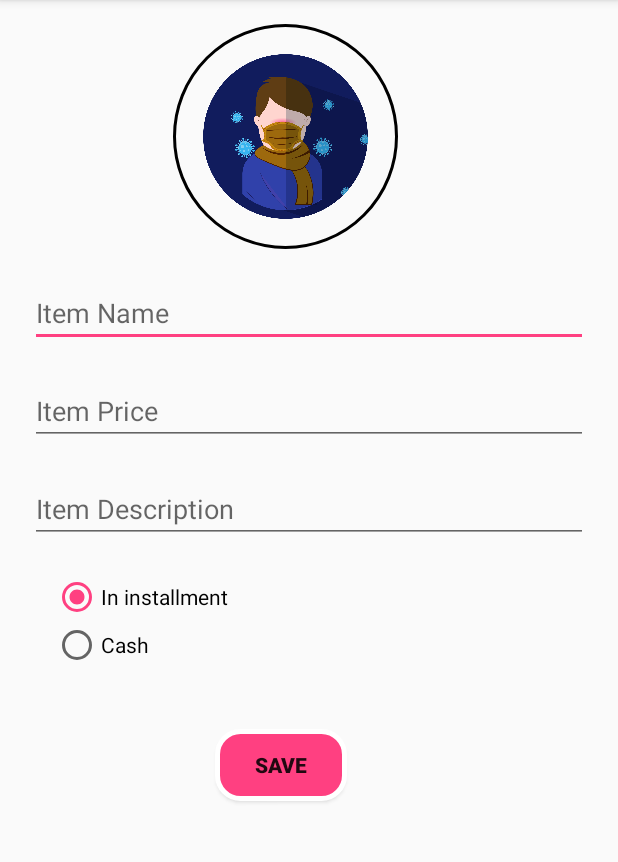
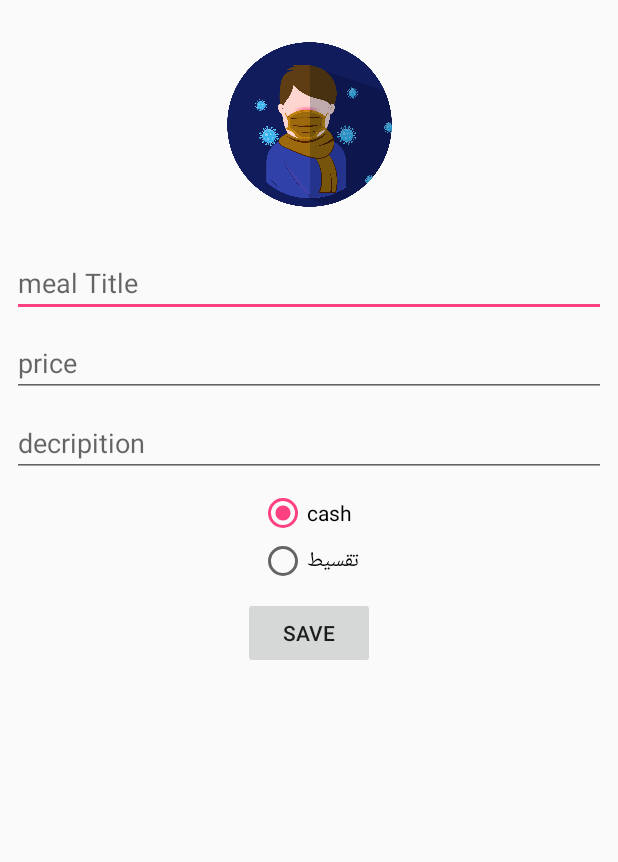
Before and after one commit to AhmedAfifi1999/Store_App, an Android app: the screen it shows after launch (AddProduct), on a phone screen of 412 x 824 dp, the part 84-946 px from its top. Run offline under Robolectric (Android 15) with nearby library versions, the phone set to English and light mode, and no system bars; our stand-ins replace CircleImageView.

Commit message:
solve radio button error with sqlLite DB

```diff
--- a/app/src/main/java/com/example/final_project/AddProduct.java
+++ b/app/src/main/java/com/example/final_project/AddProduct.java
@@ -2,7 +2,9 @@ package com.example.final_project;
 
 import androidx.appcompat.app.AppCompatActivity;
 
+import android.content.Intent;
 import android.os.Bundle;
+import android.util.Log;
 import android.view.View;
 import android.widget.Button;
 import android.widget.EditText;
@@ -11,46 +13,57 @@ import android.widget.RadioGroup;
 import android.widget.Toast;
 
 public class AddProduct extends AppCompatActivity {
-
+    private static final String TAG = "AddProduct";
     private StoreDB db;
-    private EditText ProductTitle, ProductPrice, ProductDescription;
-    private RadioGroup rg;
-    private RadioButton Cash, Installment;
-    private Button Save;
+     private EditText ProductTitle, ProductPrice, ProductDescription;
+     private RadioGroup rg;
+     private RadioButton Cash, Installment;
+     private Button Save;
 
     @Override
     protected void onCreate(Bundle savedInstanceState) {
         super.onCreate(savedInstanceState);
-        setContentView(R.layout.activity_add_product);
-        db = new StoreDB(this);
-        ProductTitle = findViewById(R.id.product_name);
-        ProductDescription=findViewById(R.id.product_description);
-        ProductPrice = findViewById(R.id.product_price);
-        rg = findViewById(R.id.radioGroup2);
-        Cash = findViewById(R.id.cash);
-        Installment = findViewById(R.id.installment);
-        Save = findViewById(R.id.save_product);
 
 
-
+        setContentView(R.layout.product_add);
+        db = new StoreDB(this);
+           ProductTitle = findViewById(R.id.product_add_name);
+        ProductDescription = findViewById(R.id.product_add_description);
+        ProductPrice = findViewById(R.id.product_add_price);
+        rg = findViewById(R.id.product_add_group);
+        Cash = findViewById(R.id.product_add_cash);
+        Installment = findViewById(R.id.product_add_installment);
+        Save = findViewById(R.id.product_add_save);
+        //TODO radiobutton get error when i change it
         Save.setOnClickListener(new View.OnClickListener() {
             @Override
             public void onClick(View v) {
                 String product_title = ProductTitle.getText().toString();
-                double product_price = Double.parseDouble(ProductPrice.getText().toString());
+                double product_price = Double.parseDouble(ProductPrice.getText().toString().equals("") ? ProductPrice.getText().toString() : "0.0");
                 String product_description = ProductDescription.getText().toString();
                 boolean isCash = Cash.isChecked();
-                //check if he insert using TextUtil
+                //TODO check if he insert using TextUtil
                 Product product = new Product(product_title, product_description, product_price, isCash);
                 boolean isSuccess = db.insertProduct(product);
-                Toast.makeText(AddProduct.this, "this insert is "+isSuccess, Toast.LENGTH_SHORT).show();
-
+                Toast.makeText(AddProduct.this, "this insert is " + isSuccess, Toast.LENGTH_SHORT).show();
                 long count = db.getProductCount();
-                Toast.makeText(AddProduct.this, "number of products is : "+count, Toast.LENGTH_SHORT).show();
-
-
+                Toast.makeText(AddProduct.this, "number of products is : " + count, Toast.LENGTH_SHORT).show();
+                Intent Main = new Intent(getBaseContext(), MainActivity.class);
+                startActivity(Main);
             }
         });
 
     }
+
+    @Override
+    protected void onStop() {
+        super.onStop();
+        Log.d(TAG, "onStop: ");
+    }
+
+    @Override
+    protected void onPause() {
+        super.onPause();
+        Log.d(TAG, "onPause: ");
+    }
 }
--- a/app/src/main/java/com/example/final_project/Product.java
+++ b/app/src/main/java/com/example/final_project/Product.java
@@ -80,4 +80,9 @@ public class Product {
     public void setCash(boolean cash) {
         this.cash = cash;
     }
+
+    public static class database {
+        public static final String TABLE_NAME = "product";
+
+    }
 }
--- a/app/src/main/java/com/example/final_project/StoreDB.java
+++ b/app/src/main/java/com/example/final_project/StoreDB.java
@@ -30,11 +30,8 @@ public class StoreDB extends SQLiteOpenHelper {
     @Override
     public void onCreate(SQLiteDatabase db) {
         //when Create DB  onetime Just
-
         db.execSQL("CREATE TABLE IF NOT EXISTS " + PRODUCT_TB_NAME + " (" + PRODUCT_id + " INTEGER PRIMARY KEY AUTOINCREMENT , "
                 + PRODUCT_TITLE + " Text , " + PRODUCT_DESCRIPTION + " text , " + PRODUCT_PRICE + " REAL , " + PRODUCT_IMAGE_PATH + " text ," + PRODUCT_IS_CASH + "  integer)");
-
-
     }
 
     @Override
@@ -52,7 +49,6 @@ public class StoreDB extends SQLiteOpenHelper {
         values.put(PRODUCT_PRICE, product.getPrice());
         values.put(PRODUCT_IMAGE_PATH, product.getImage());
         values.put(PRODUCT_IS_CASH, product.isCash());
-
         long result = db.insert(PRODUCT_TB_NAME, null, values);
         return result != -1;
     }
@@ -88,7 +84,7 @@ public class StoreDB extends SQLiteOpenHelper {
         ArrayList<Product> products = new ArrayList<>();
         SQLiteDatabase db = getReadableDatabase();
         Cursor cursor = db.rawQuery("select * from " + PRODUCT_TB_NAME, null);
-        if (cursor!= null && cursor.moveToFirst()) {
+        if (cursor != null && cursor.moveToFirst()) {
 
             do {
                 int id = cursor.getInt(cursor.getColumnIndex(PRODUCT_id));//0
--- a/app/src/main/res/layout/activity_add_product.xml
+++ /dev/null
@@ -1,97 +0,0 @@
-<?xml version="1.0" encoding="utf-8"?>
-<androidx.constraintlayout.widget.ConstraintLayout xmlns:android="http://schemas.android.com/apk/res/android"
-    xmlns:app="http://schemas.android.com/apk/res-auto"
-    xmlns:tools="http://schemas.android.com/tools"
-    android:layout_width="match_parent"
-    android:layout_height="match_parent"
-    tools:context=".AddProduct">
-
-    <de.hdodenhof.circleimageview.CircleImageView
-        xmlns:app="http://schemas.android.com/apk/res-auto"
-        android:id="@+id/imageView"
-        android:layout_width="150dp"
-        android:layout_height="150dp"
-        android:layout_marginTop="16dp"
-        app:layout_constraintEnd_toEndOf="parent"
-        app:layout_constraintHorizontal_bias="0.44"
-        app:layout_constraintStart_toStartOf="parent"
-        app:layout_constraintTop_toTopOf="parent"
-        app:civ_border_width="2dp"
-        app:civ_border_color="#FF000000"
-        android:src="@drawable/person" />
-
-    <EditText
-        android:id="@+id/product_name"
-        android:layout_width="match_parent"
-        android:layout_height="wrap_content"
-        android:layout_margin="20dp"
-        android:layout_marginTop="48dp"
-        android:hint="Item Name"
-        app:layout_constraintEnd_toEndOf="parent"
-        app:layout_constraintStart_toStartOf="parent"
-        app:layout_constraintTop_toBottomOf="@+id/imageView" />
-
-    <EditText
-        android:id="@+id/product_price"
-        android:layout_width="match_parent"
-        android:layout_height="wrap_content"
-        android:layout_margin="20dp"
-        android:inputType="number"
-        android:hint="Item Price"
-        app:layout_constraintEnd_toEndOf="parent"
-        app:layout_constraintStart_toStartOf="parent"
-        app:layout_constraintTop_toBottomOf="@+id/product_name" />
-
-
-
-    <EditText
-        android:id="@+id/product_description"
-        android:layout_width="match_parent"
-        android:layout_height="wrap_content"
-        android:layout_margin="20dp"
-        android:hint="Item Description"
-
-        app:layout_constraintEnd_toEndOf="parent"
-        app:layout_constraintStart_toStartOf="parent"
-        app:layout_constraintTop_toBottomOf="@+id/product_price" />
-
-    <RadioGroup
-        android:id="@+id/radioGroup2"
-        android:layout_width="wrap_content"
-        android:layout_height="wrap_content"
-        android:padding="20dp"
-        app:layout_constraintEnd_toEndOf="parent"
-
-        app:layout_constraintHorizontal_bias="0.061"
-        app:layout_constraintStart_toStartOf="parent"
-        app:layout_constraintTop_toBottomOf="@+id/product_description">
-
-        <RadioButton
-            android:id="@+id/installment"
-            android:layout_width="wrap_content"
-            android:layout_height="wrap_content"
-            android:checked="true"
-            android:text="In installment" />
-
-        <RadioButton
-            android:id="@+id/cash"
-            android:layout_width="wrap_content"
-            android:layout_height="wrap_content"
-            android:text="Cash" />
-
-    </RadioGroup>
-
-    <Button
-        android:id="@+id/save_product"
-        android:layout_width="wrap_content"
-        android:layout_height="wrap_content"
-        android:layout_marginTop="20dp"
-        android:text="Save"
-        android:textStyle="bold"
-        android:background="@drawable/save_btn"
-        app:layout_constraintEnd_toEndOf="parent"
-        app:layout_constraintHorizontal_bias="0.442"
-        app:layout_constraintStart_toStartOf="parent"
-        app:layout_constraintTop_toBottomOf="@+id/radioGroup2" />
-
-</androidx.constraintlayout.widget.ConstraintLayout>
--- /dev/null
+++ b/app/src/main/res/layout/product_add.xml
@@ -0,0 +1,101 @@
+<?xml version="1.0" encoding="utf-8"?>
+<androidx.constraintlayout.widget.ConstraintLayout xmlns:android="http://schemas.android.com/apk/res/android"
+    xmlns:app="http://schemas.android.com/apk/res-auto"
+    android:layout_width="match_parent"
+    android:layout_height="match_parent">
+
+
+    <de.hdodenhof.circleimageview.CircleImageView
+        android:id="@+id/product_add_img"
+        android:layout_width="150dp"
+        android:layout_height="150dp"
+        android:layout_marginTop="8dp"
+        android:src="@drawable/person"
+        app:layout_constraintEnd_toEndOf="parent"
+        app:layout_constraintStart_toStartOf="parent"
+        app:layout_constraintTop_toTopOf="parent" />
+
+    <EditText
+        android:id="@+id/product_add_name"
+        android:layout_width="0dp"
+        android:layout_height="wrap_content"
+        android:layout_marginStart="8dp"
+        android:layout_marginLeft="8dp"
+        android:layout_marginTop="8dp"
+        android:layout_marginEnd="8dp"
+        android:layout_marginRight="8dp"
+        android:ems="10"
+        android:hint="meal Title"
+        android:inputType="textPersonName"
+        app:layout_constraintEnd_toEndOf="parent"
+        app:layout_constraintStart_toStartOf="parent"
+        app:layout_constraintTop_toBottomOf="@+id/product_add_img" />
+
+    <EditText
+        android:id="@+id/product_add_price"
+        android:layout_width="0dp"
+        android:layout_height="wrap_content"
+        android:layout_marginStart="8dp"
+        android:layout_marginLeft="8dp"
+        android:layout_marginTop="8dp"
+        android:layout_marginEnd="8dp"
+        android:layout_marginRight="8dp"
+        android:ems="10"
+        android:hint="price"
+        android:inputType="numberDecimal"
+        app:layout_constraintEnd_toEndOf="parent"
+        app:layout_constraintStart_toStartOf="parent"
+        app:layout_constraintTop_toBottomOf="@+id/product_add_name" />
+
+    <EditText
+        android:id="@+id/product_add_description"
+        android:layout_width="0dp"
+        android:layout_height="wrap_content"
+        android:layout_marginStart="8dp"
+        android:layout_marginLeft="8dp"
+        android:layout_marginTop="8dp"
+        android:layout_marginEnd="8dp"
+        android:layout_marginRight="8dp"
+        android:ems="10"
+        android:gravity="start|top"
+        android:hint="decripition"
+        android:inputType="textMultiLine"
+        app:layout_constraintEnd_toEndOf="parent"
+        app:layout_constraintStart_toStartOf="parent"
+        app:layout_constraintTop_toBottomOf="@+id/product_add_price" />
+
+    <Button
+        android:id="@+id/product_add_save"
+        android:layout_width="wrap_content"
+        android:layout_height="wrap_content"
+        android:layout_marginTop="8dp"
+        android:text="@string/but_save"
+        app:layout_constraintEnd_toEndOf="parent"
+        app:layout_constraintStart_toStartOf="parent"
+        app:layout_constraintTop_toBottomOf="@+id/product_add_group" />
+
+    <RadioGroup
+        android:id="@+id/product_add_group"
+        android:layout_width="wrap_content"
+        android:layout_height="wrap_content"
+        android:layout_marginTop="8dp"
+        app:layout_constraintEnd_toEndOf="parent"
+        app:layout_constraintStart_toStartOf="parent"
+        app:layout_constraintTop_toBottomOf="@+id/product_add_description">
+
+        <RadioButton
+            android:id="@+id/product_add_cash"
+            android:layout_width="match_parent"
+            android:layout_height="wrap_content"
+            android:checked="true"
+
+            android:text="cash" />
+
+        <RadioButton
+            android:id="@+id/product_add_installment"
+            android:layout_width="match_parent"
+            android:layout_height="wrap_content"
+            android:text="تقسيط" />
+    </RadioGroup>
+
+</androidx.constraintlayout.widget.ConstraintLayout>
--- a/app/src/main/res/values/strings.xml
+++ b/app/src/main/res/values/strings.xml
@@ -1,5 +1,6 @@
 <resources>
     <string name="app_name">Store</string>
+    <string name="but_save">save</string>
 
     <string-array name="Country">
         <item>Hint...</item>
```
Also changed, not shown: app/src/main/AndroidManifest.xml (+7 -8 lines), app/src/main/java/com/example/final_project/MainActivity.java (+10 -51 lines), 1 other file.
